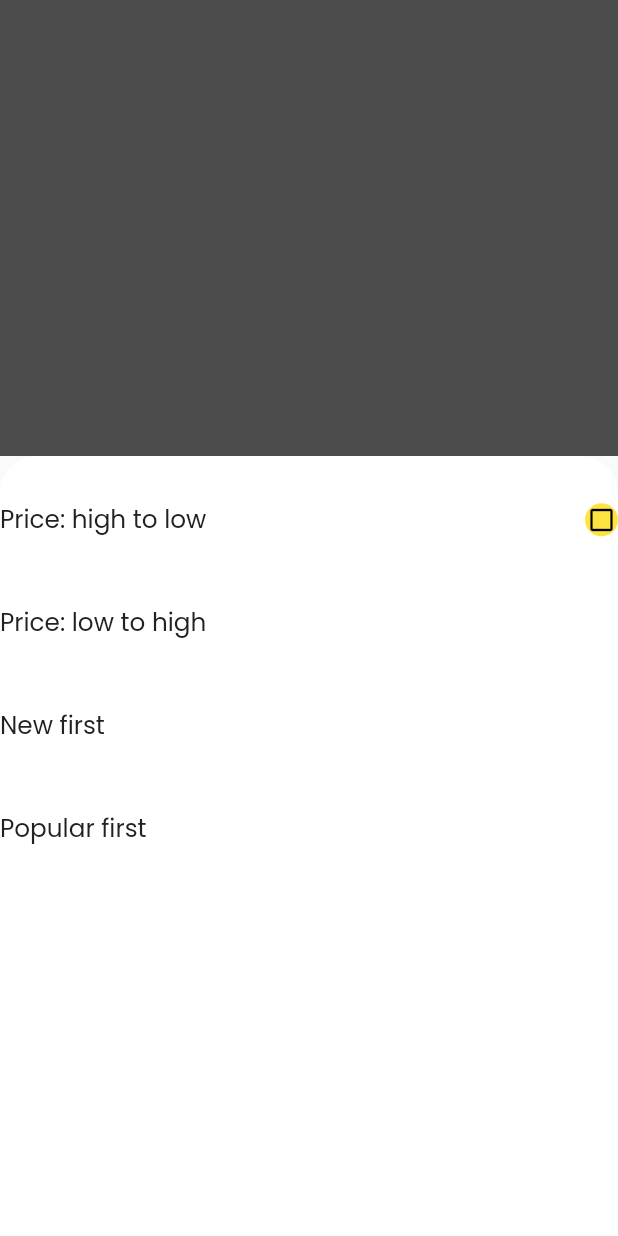
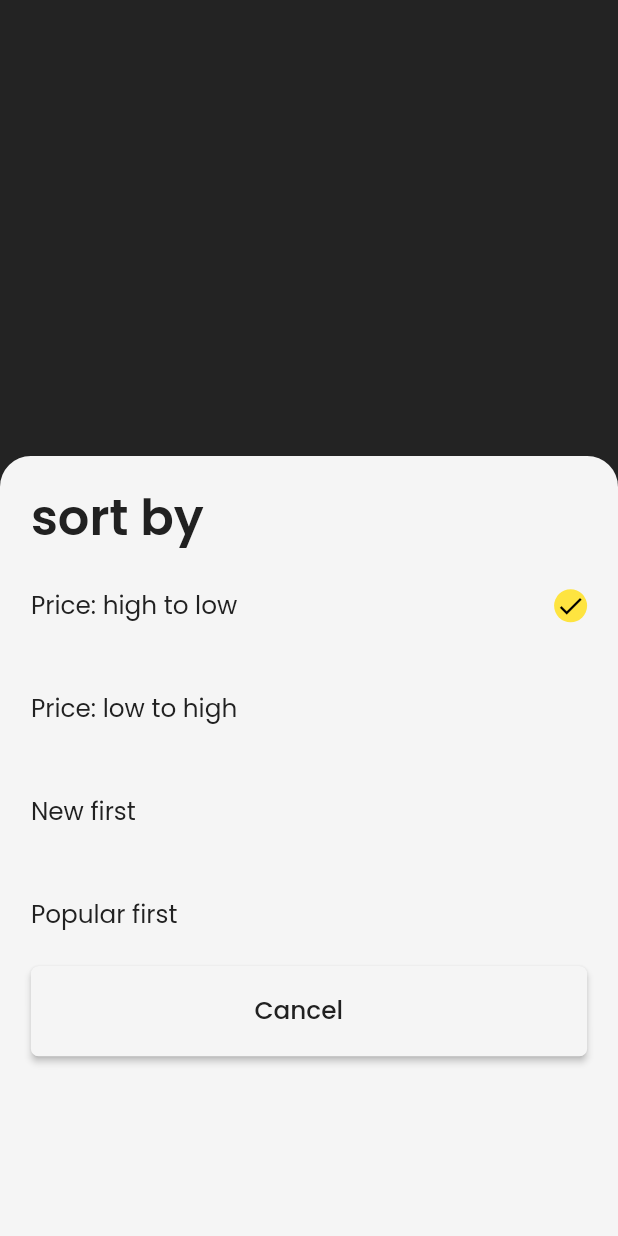
Before and after one commit to panchaniurvisha/ulmo_e_commerce, a Flutter app: the screen it shows after launch, after a tap on "Cancel", on a phone screen of 412 x 824 dp. Run offline on Flutter 3.47's test engine with Material 2 defaults, Android fonts, the phone set to English and light mode, and no system bars.

Commit message:
"6/6/2023"

```diff
--- a/lib/view/sort_screen.dart
+++ b/lib/view/sort_screen.dart
@@ -1,6 +1,7 @@
 import 'package:flutter/material.dart';
 import 'package:ulmo_e_commerce_app/res/constant/app_colors.dart';
 
+import '../res/commen/app_elevated_button.dart';
 import '../res/commen/app_text.dart';
 import '../res/constant/app_string.dart';
 
@@ -12,7 +13,7 @@ class SortScreen extends StatefulWidget {
 }
 
 class _SortScreenState extends State<SortScreen> {
-  bool value = false;
+  bool value = true;
   List<String> sortTitle = [
     AppString.priceHighToLow,
     AppString.priceLowToHigh,
@@ -30,26 +31,36 @@ class _SortScreenState extends State<SortScreen> {
             child: Text(AppString.cancel),
             onPressed: () {
               showModalBottomSheet(
+                backgroundColor: Colors.transparent,
                 isScrollControlled: true,
                 isDismissible: true,
                 context: context,
-                barrierColor: Colors.transparent,
                 builder: (context) => Container(
                   height: 520,
                   width: double.infinity,
-                  clipBehavior: Clip.antiAlias,
-                  decoration: const BoxDecoration(
-                      color: Colors.white,
+                  decoration: BoxDecoration(
+                      color: AppColors.white,
                       borderRadius: BorderRadius.only(
-                        topLeft: Radius.circular(25),
-                        topRight: Radius.circular(25),
+                        topLeft: Radius.circular(width / 20),
+                        topRight: Radius.circular(width / 20),
                       )),
-                  child: GridView.builder(
-                    padding: EdgeInsets.only(top: height / 100),
+                  child: Padding(
+                    padding: EdgeInsets.symmetric(
+                        vertical: height / 50, horizontal: width / 20),
+                    child: Column(
+                      crossAxisAlignment: CrossAxisAlignment.start,
+                      children: [
+                        AppText(
+                          text: AppString.sortTitle,
+                          fontSize: height / 25,
+                          fontWeight: FontWeight.w600,
+                        ),
+                        GridView.builder(
                           physics: const NeverScrollableScrollPhysics(),
                           shrinkWrap: true,
                           itemCount: sortTitle.length,
-                    gridDelegate: SliverGridDelegateWithFixedCrossAxisCount(
+                          gridDelegate:
+                              SliverGridDelegateWithFixedCrossAxisCount(
                             crossAxisCount: 1,
                             childAspectRatio: 2,
                             mainAxisExtent: height / 12,
@@ -81,7 +92,7 @@ class _SortScreenState extends State<SortScreen> {
                                                   color: Colors.black,
                                                 )
                                               : const Icon(
-                                            Icons.check_box_outline_blank,
+                                                  Icons.radio_button_unchecked,
                                                   size: 20.0,
                                                   color: Colors.black,
                                                 ),
@@ -92,6 +103,14 @@ class _SortScreenState extends State<SortScreen> {
                             ],
                           ),
                         ),
+                        const AppElevatedButton(
+                          text: AppString.cancel,
+                          color: AppColors.white,
+                          sizeBox: SizedBox(),
+                        )
+                      ],
+                    ),
+                  ),
                 ),
               );
             }),
```
Lines whose indentation alone changed are shown as unchanged.
